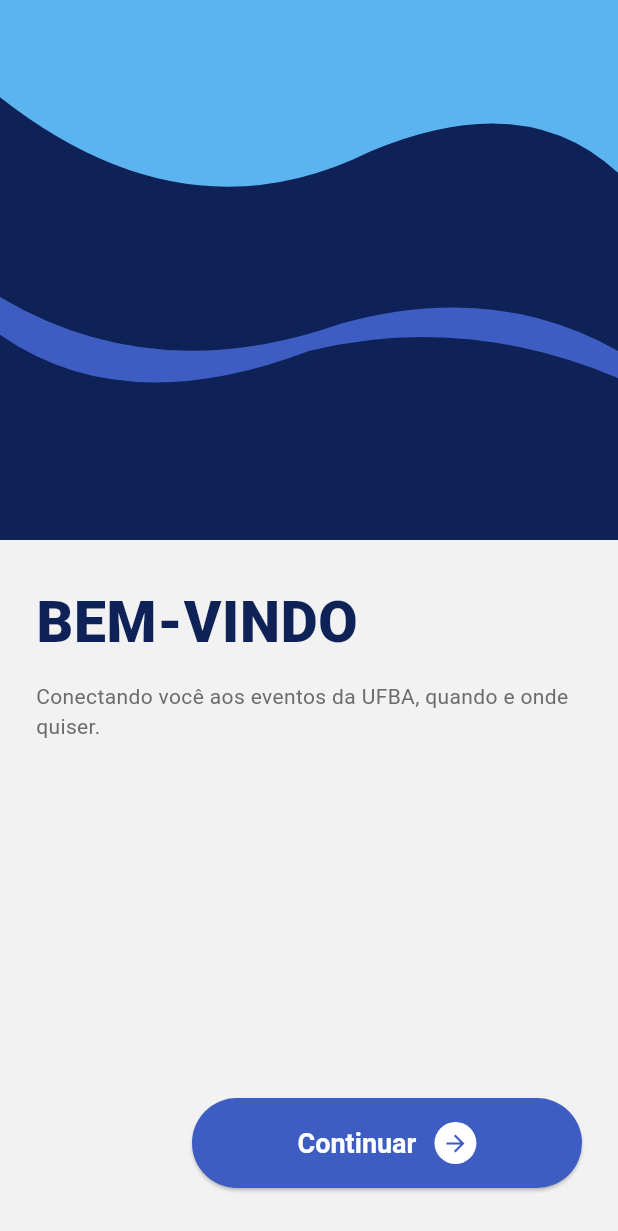
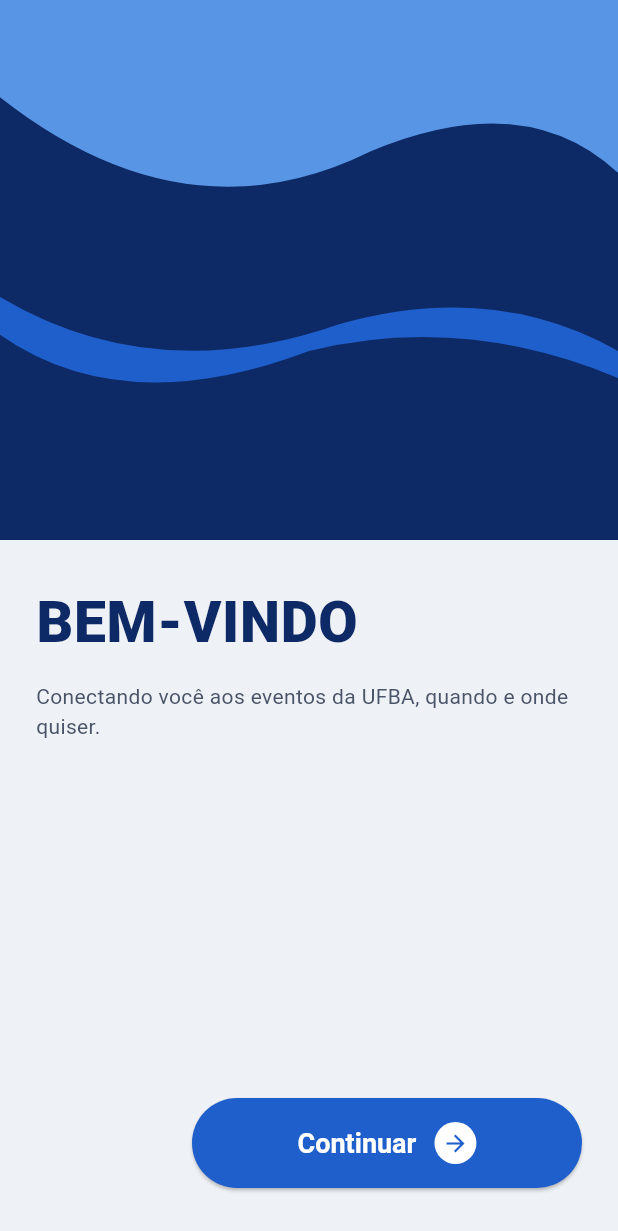
Before and after one commit to ynxdeiv/cade-ufba-matc89, a Flutter app: the screen it shows after launch, on a phone screen of 412 x 824 dp. Shown: the top 1231 px of the screen. Run offline on Flutter 3.47's test engine with Material 3 defaults, Android fonts, the phone set to English and light mode, and no system bars; our stand-ins replace dartz, dio, equatable, flutter_riverpod, freezed_annotation, get_it and 4 more; accounts and stored records are empty.

Commit message:
refactor(theme): paleta hierárquica de azuis + neutros calibrados WCAG
- shared/theme/app_theme.dart: redesenha AppCores em escala 50/100/
  300/500/700/900 para azul + neutros (0/100/300/500/700/900) com
  leve viés azul-tinta, evitando o efeito "preto chumbo" que o
  azulNavy (#0F2257) causava em textos. Todas as combinações de
  texto sobre superfície atendem WCAG AA — a maioria AAA. Aliases
  (azulNavy/azulRoyal/azulCeu/cinzaFundo/cinzaTexto/cinzaDivisor/
  laranja) mantidos como apontadores para não quebrar FE-002
- ThemeData ganha cardTheme, dividerTheme, chipTheme e inputDecoration
  derivados dos tokens novos; ColorScheme com seedColor azul500
- card_evento: título azulNavy → neutro900 (azul-tinta, não preto);
  badge de data fundo azulNavy → azul500 (deixa de parecer chumbo);
  descrição e metadados cinzaTexto → neutro700 (sobe de AA borderline
  4.36 para AAA 7.6); unidade abaixo do título → neutro500
- lista_eventos_screen: AppBar azulNavy → azul900; banner offline
  azulCeu@15% → azul50 com texto/ícone azul700 (contraste 7.1);
  TextField hint/ícone → neutro500; placeholders → neutro500
- flutter analyze: 0 erros / 0 warnings
- flutter test: 21/21
- flutter build web: ok

```diff
--- a/lib/shared/theme/app_theme.dart
+++ b/lib/shared/theme/app_theme.dart
@@ -1,16 +1,58 @@
 import 'package:flutter/material.dart';
 
-/// Paleta do Cadê UFBA (alinhada com o mockup de auth).
+/// Sistema de cores do Cadê UFBA.
+///
+/// Escala derivada de auditoria WCAG sobre o tema inicial:
+///   - tons distribuídos em degraus 50/100/300/500/700/900 para
+///     conseguir hierarquia visual sem cair em "preto" para texto;
+///   - neutros com leve viés azul ("azul-tinta") em vez de cinza
+///     frio, mantendo coerência com a brand;
+///   - todas as combinações de texto sobre fundo neutro passam ao
+///     menos em AA (>= 4.5) — a maioria em AAA (>= 7).
+///
+/// Aliases (`azulNavy`, `azulRoyal`, `azulCeu`, `cinzaFundo`,
+/// `cinzaTexto`, `cinzaDivisor`, `laranja`) são mantidos para
+/// compatibilidade com telas já entregues (FE-002).
 class AppCores {
   const AppCores._();
 
-  static const azulNavy = Color(0xFF0F2257);
-  static const azulRoyal = Color(0xFF3D5DC3);
-  static const azulCeu = Color(0xFF5BB3F0);
-  static const laranja = Color(0xFFF18F2C);
-  static const cinzaFundo = Color(0xFFF2F2F2);
-  static const cinzaTexto = Color(0xFF6C6C6C);
-  static const cinzaDivisor = Color(0xFFCFCFCF);
+  // ------------------------------------------------------------------
+  // Brand — escala de azul
+  // ------------------------------------------------------------------
+  static const azul50 = Color(0xFFEAF2FC);
+  static const azul100 = Color(0xFFC9DEF7);
+  static const azul300 = Color(0xFF5896E5);
+  static const azul500 = Color(0xFF1F5FCC); // primário
+  static const azul700 = Color(0xFF143E8C);
+  static const azul900 = Color(0xFF0E2A66); // AppBar / headers escuros
+
+  // ------------------------------------------------------------------
+  // Neutros (azul-tinta — não cinza puro)
+  // ------------------------------------------------------------------
+  static const neutro900 = Color(0xFF1A2333); // texto principal
+  static const neutro700 = Color(0xFF4A5468); // texto secundário, ícones
+  static const neutro500 = Color(0xFF7D8694); // captions, hints
+  static const neutro300 = Color(0xFFC9CED6); // divisores, bordas em repouso
+  static const neutro100 = Color(0xFFEEF1F5); // fundo de tela
+  static const neutro0 = Color(0xFFFFFFFF); // superfície de cartão
+
+  // ------------------------------------------------------------------
+  // Accent — destaques pontuais
+  // ------------------------------------------------------------------
+  static const laranja600 = Color(0xFFD97706);
+  static const verde600 = Color(0xFF0F8E5E);
+  static const vermelho600 = Color(0xFFC8324A);
+
+  // ------------------------------------------------------------------
+  // Aliases (compatibilidade com FE-002 já entregue)
+  // ------------------------------------------------------------------
+  static const azulNavy = azul900;
+  static const azulRoyal = azul500;
+  static const azulCeu = azul300;
+  static const laranja = laranja600;
+  static const cinzaFundo = neutro100;
+  static const cinzaTexto = neutro700;
+  static const cinzaDivisor = neutro300;
 }
 
 class AppTheme {
@@ -18,32 +60,50 @@ class AppTheme {
 
   static ThemeData get light {
     final scheme = ColorScheme.fromSeed(
-      seedColor: AppCores.azulNavy,
-      primary: AppCores.azulRoyal,
-      secondary: AppCores.azulCeu,
-      tertiary: AppCores.laranja,
-      surface: AppCores.cinzaFundo,
+      seedColor: AppCores.azul500,
+      primary: AppCores.azul500,
+      onPrimary: Colors.white,
+      secondary: AppCores.azul300,
+      tertiary: AppCores.laranja600,
+      surface: AppCores.neutro0,
+      onSurface: AppCores.neutro900,
+      error: AppCores.vermelho600,
     );
 
     return ThemeData(
       useMaterial3: true,
       colorScheme: scheme,
-      scaffoldBackgroundColor: AppCores.cinzaFundo,
+      scaffoldBackgroundColor: AppCores.neutro100,
       textTheme: const TextTheme().apply(
-        bodyColor: AppCores.azulNavy,
-        displayColor: AppCores.azulNavy,
+        bodyColor: AppCores.neutro900,
+        displayColor: AppCores.neutro900,
       ),
+      cardTheme: CardThemeData(
+        color: AppCores.neutro0,
+        elevation: 1,
+        surfaceTintColor: Colors.transparent,
+        shape: RoundedRectangleBorder(borderRadius: BorderRadius.circular(12)),
+      ),
+      dividerTheme: const DividerThemeData(color: AppCores.neutro300),
       inputDecorationTheme: const InputDecorationTheme(
-        border: UnderlineInputBorder(),
-        labelStyle: TextStyle(color: AppCores.azulNavy, fontWeight: FontWeight.w600),
-        hintStyle: TextStyle(color: AppCores.cinzaTexto),
+        border: UnderlineInputBorder(
+          borderSide: BorderSide(color: AppCores.neutro300),
+        ),
+        enabledBorder: UnderlineInputBorder(
+          borderSide: BorderSide(color: AppCores.neutro300),
+        ),
+        labelStyle: TextStyle(
+          color: AppCores.neutro900,
+          fontWeight: FontWeight.w600,
+        ),
+        hintStyle: TextStyle(color: AppCores.neutro500),
         focusedBorder: UnderlineInputBorder(
-          borderSide: BorderSide(color: AppCores.azulRoyal, width: 2),
+          borderSide: BorderSide(color: AppCores.azul500, width: 2),
         ),
       ),
       elevatedButtonTheme: ElevatedButtonThemeData(
         style: ElevatedButton.styleFrom(
-          backgroundColor: AppCores.azulRoyal,
+          backgroundColor: AppCores.azul500,
           foregroundColor: Colors.white,
           textStyle: const TextStyle(fontWeight: FontWeight.bold, fontSize: 18),
           padding: const EdgeInsets.symmetric(vertical: 16, horizontal: 24),
@@ -52,7 +112,17 @@ class AppTheme {
         ),
       ),
       textButtonTheme: TextButtonThemeData(
-        style: TextButton.styleFrom(foregroundColor: AppCores.azulRoyal),
+        style: TextButton.styleFrom(foregroundColor: AppCores.azul500),
+      ),
+      chipTheme: ChipThemeData(
+        backgroundColor: AppCores.neutro0,
+        selectedColor: AppCores.azul500,
+        labelStyle: const TextStyle(
+          color: AppCores.neutro900,
+          fontWeight: FontWeight.w600,
+        ),
+        side: const BorderSide(color: AppCores.neutro300),
+        shape: const StadiumBorder(),
       ),
     );
   }
@@ -60,7 +130,7 @@ class AppTheme {
   static ThemeData get dark => ThemeData(
         useMaterial3: true,
         colorScheme: ColorScheme.fromSeed(
-          seedColor: AppCores.azulNavy,
+          seedColor: AppCores.azul500,
           brightness: Brightness.dark,
         ),
       );
```
Also changed, not shown: lib/features/events/presentation/screens/lista_eventos_screen.dart (+16 -11 lines), lib/features/events/presentation/widgets/card_evento.dart (+9 -6 lines).
